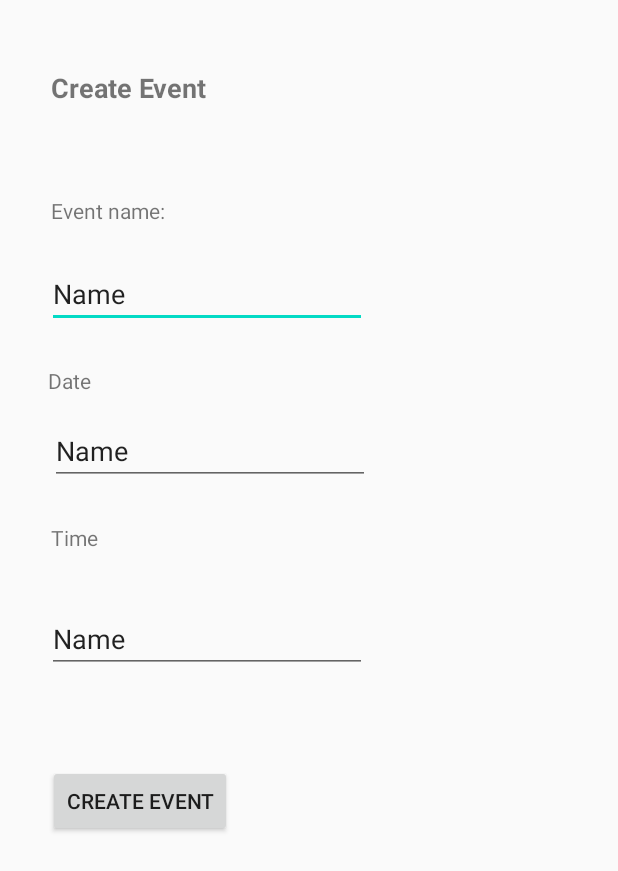
After one commit to sfusurge/PeakPals, an Android app: the AddingEvent screen opened directly, with no data from a screen before it, on a phone screen of 412 x 824 dp. The commit adds this screen. Shown: the top 871 px of the screen. Run offline under Robolectric (Android 15) with nearby library versions, the phone set to English and light mode, and no system bars; our stand-ins replace Firebase (no records; nobody signed in at launch, a user with empty details on screens opened directly).

Commit message:
Testing out Event Database

```diff
--- a/app/build.gradle
+++ b/app/build.gradle
@@ -31,6 +31,7 @@ dependencies {
     implementation 'androidx.appcompat:appcompat:1.2.0'
 
     implementation 'com.google.android.material:material:1.2.1'
+    implementation 'com.google.firebase:firebase-database:16.0.4'
     testImplementation 'junit:junit:4.13.1'
     androidTestImplementation 'androidx.test.ext:junit:1.1.2'
     androidTestImplementation 'androidx.test.espresso:espresso-core:3.3.0'
--- a/app/src/main/AndroidManifest.xml
+++ b/app/src/main/AndroidManifest.xml
@@ -9,7 +9,8 @@
         android:roundIcon="@mipmap/ic_launcher_round"
         android:supportsRtl="true"
         android:theme="@style/AppTheme">
-        <activity android:name=".HomeScreen"></activity>
+        <activity android:name=".AddingEvent"></activity>
+        <activity android:name=".HomeScreen" />
         <activity android:name=".SignUpActivity" />
         <activity android:name=".MainActivity">
             <intent-filter>
@@ -18,7 +19,7 @@
                 <category android:name="android.intent.category.LAUNCHER" />
             </intent-filter>
         </activity>
-        <activity android:name=".LogInActivity" />
+        <activity android:name=".LoginActivity" />
         <activity android:name=".LandingActivity" />
     </application>
 
--- /dev/null
+++ b/app/src/main/java/com/example/firebase_log_in/AddingEvent.java
@@ -0,0 +1,47 @@
+package com.example.firebase_log_in;
+
+import androidx.appcompat.app.AppCompatActivity;
+
+import android.os.Bundle;
+import android.view.View;
+import android.widget.Button;
+import android.widget.EditText;
+
+import com.google.firebase.database.DatabaseReference;
+import com.google.firebase.database.FirebaseDatabase;
+
+public class AddingEvent extends AppCompatActivity {
+
+
+    EditText eventName, eventDate, eventTime;
+    Button addEvent;
+
+    FirebaseDatabase rootNode;
+    DatabaseReference reference;
+
+     @Override
+    protected void onCreate(Bundle savedInstanceState) {
+        super.onCreate(savedInstanceState);
+        setContentView(R.layout.activity_adding_event);
+        eventName = findViewById(R.id.event_name);
+        eventDate = findViewById(R.id.eventDate);
+        eventTime = findViewById(R.id.eventTime);
+        addEvent = findViewById(R.id.addButton);
+
+         addEvent.setOnClickListener(new View.OnClickListener() {
+             @Override
+             public void onClick(View v) {
+                 rootNode = FirebaseDatabase.getInstance();
+                 reference = rootNode.getReference("Event");
+
+                 String title = eventName.getText().toString();
+                 String date = eventDate.getText().toString();
+                 String time = eventTime.getText().toString();
+
+                 EventHelperClass Eventclass = new EventHelperClass (title,date,time);
+                 reference.setValue(Eventclass);
+             }
+         });
+
+    }
+}
--- a/app/src/main/java/com/example/firebase_log_in/LandingActivity.java
+++ b/app/src/main/java/com/example/firebase_log_in/LandingActivity.java
@@ -25,7 +25,7 @@ public class LandingActivity extends AppCompatActivity implements View.OnClickLi
     public void onClick(View v) {
         switch(v.getId()){
             case R.id.btn_to_login:
-                Intent i_logIn = new Intent(this, LogInActivity.class);
+                Intent i_logIn = new Intent(this, LoginActivity.class);
                 startActivity(i_logIn);
                 break;
             case R.id.btn_to_signUp:
--- a/app/src/main/java/com/example/firebase_log_in/LogInActivity.java
+++ b/app/src/main/java/com/example/firebase_log_in/LogInActivity.java
@@ -19,7 +19,7 @@ import com.google.firebase.auth.AuthResult;
 import com.google.firebase.auth.FirebaseAuth;
 
 
-public class LogInActivity extends AppCompatActivity implements View.OnClickListener{
+public class LoginActivity extends AppCompatActivity implements View.OnClickListener{
     private FirebaseAuth mAuth;
     private static final String TAG = "loginInfo";
     private EditText username;
@@ -64,10 +64,10 @@ public class LogInActivity extends AppCompatActivity implements View.OnClickList
                     @Override
                     public void onComplete(@NonNull Task<AuthResult> task) {
                         if (task.isSuccessful()) {
-                            Toast.makeText(LogInActivity.this, "Logged in!", Toast.LENGTH_SHORT).show();
+                            Toast.makeText(LoginActivity.this, "Logged in!", Toast.LENGTH_SHORT).show();
                             startActivity(new Intent(getApplicationContext(), HomeScreen.class));
                         } else {
-                            Toast.makeText(LogInActivity.this, "Failed to Log in", Toast.LENGTH_SHORT).show();
+                            Toast.makeText(LoginActivity.this, "Failed to Log in", Toast.LENGTH_SHORT).show();
 
                         }
                     }
--- /dev/null
+++ b/app/src/main/res/layout/activity_adding_event.xml
@@ -0,0 +1,113 @@
+<?xml version="1.0" encoding="utf-8"?>
+<androidx.constraintlayout.widget.ConstraintLayout xmlns:android="http://schemas.android.com/apk/res/android"
+    xmlns:app="http://schemas.android.com/apk/res-auto"
+    xmlns:tools="http://schemas.android.com/tools"
+    android:layout_width="match_parent"
+    android:layout_height="match_parent"
+    tools:context=".AddingEvent">
+
+    <TextView
+        android:id="@+id/textView"
+        android:layout_width="175dp"
+        android:layout_height="52dp"
+        android:text="Create Event"
+        android:textSize="18sp"
+        android:textStyle="bold"
+        app:layout_constraintBottom_toBottomOf="parent"
+        app:layout_constraintEnd_toEndOf="parent"
+        app:layout_constraintHorizontal_bias="0.144"
+        app:layout_constraintStart_toStartOf="parent"
+        app:layout_constraintTop_toTopOf="parent"
+        app:layout_constraintVertical_bias="0.06" />
+
+    <TextView
+        android:id="@+id/textView3"
+        android:layout_width="wrap_content"
+        android:layout_height="wrap_content"
+        android:text="Event name: "
+        app:layout_constraintBottom_toBottomOf="parent"
+        app:layout_constraintEnd_toEndOf="parent"
+        app:layout_constraintHorizontal_bias="0.102"
+        app:layout_constraintStart_toStartOf="parent"
+        app:layout_constraintTop_toTopOf="parent"
+        app:layout_constraintVertical_bias="0.162" />
+
+    <TextView
+        android:id="@+id/textView4"
+        android:layout_width="81dp"
+        android:layout_height="19dp"
+        android:text="Date"
+        app:layout_constraintBottom_toBottomOf="parent"
+        app:layout_constraintEnd_toEndOf="parent"
+        app:layout_constraintHorizontal_bias="0.096"
+        app:layout_constraintStart_toStartOf="parent"
+        app:layout_constraintTop_toTopOf="parent"
+        app:layout_constraintVertical_bias="0.303" />
+
+    <TextView
+        android:id="@+id/textView6"
+        android:layout_width="81dp"
+        android:layout_height="19dp"
+        android:text="Time"
+        app:layout_constraintBottom_toBottomOf="parent"
+        app:layout_constraintEnd_toEndOf="parent"
+        app:layout_constraintHorizontal_bias="0.103"
+        app:layout_constraintStart_toStartOf="parent"
+        app:layout_constraintTop_toTopOf="parent"
+        app:layout_constraintVertical_bias="0.433" />
+
+    <EditText
+        android:id="@+id/event_name"
+        android:layout_width="wrap_content"
+        android:layout_height="wrap_content"
+        android:ems="10"
+        android:inputType="textPersonName"
+        android:text="Name"
+        app:layout_constraintBottom_toBottomOf="parent"
+        app:layout_constraintEnd_toEndOf="parent"
+        app:layout_constraintHorizontal_bias="0.159"
+        app:layout_constraintStart_toStartOf="parent"
+        app:layout_constraintTop_toTopOf="parent"
+        app:layout_constraintVertical_bias="0.223" />
+
+    <EditText
+        android:id="@+id/eventTime"
+        android:layout_width="wrap_content"
+        android:layout_height="wrap_content"
+        android:ems="10"
+        android:inputType="textPersonName"
+        android:text="Name"
+        app:layout_constraintBottom_toBottomOf="parent"
+        app:layout_constraintEnd_toEndOf="parent"
+        app:layout_constraintHorizontal_bias="0.159"
+        app:layout_constraintStart_toStartOf="parent"
+        app:layout_constraintTop_toTopOf="parent"
+        app:layout_constraintVertical_bias="0.518" />
+
+    <EditText
+        android:id="@+id/eventDate"
+        android:layout_width="wrap_content"
+        android:layout_height="wrap_content"
+        android:ems="10"
+        android:inputType="textPersonName"
+        android:text="Name"
+        app:layout_constraintBottom_toBottomOf="parent"
+        app:layout_constraintEnd_toEndOf="parent"
+        app:layout_constraintHorizontal_bias="0.169"
+        app:layout_constraintStart_toStartOf="parent"
+        app:layout_constraintTop_toTopOf="parent"
+        app:layout_constraintVertical_bias="0.357" />
+
+    <Button
+        android:id="@+id/addButton"
+        android:layout_width="wrap_content"
+        android:layout_height="wrap_content"
+        android:text="Create Event"
+        app:layout_constraintBottom_toBottomOf="parent"
+        app:layout_constraintEnd_toEndOf="parent"
+        app:layout_constraintHorizontal_bias="0.11"
+        app:layout_constraintStart_toStartOf="parent"
+        app:layout_constraintTop_toTopOf="parent"
+        app:layout_constraintVertical_bias="0.657" />
+
+</androidx.constraintlayout.widget.ConstraintLayout>
```
Also changed, not shown: app/src/main/java/com/example/firebase_log_in/EventHelperClass.java (added, +38 -0 lines), app/src/main/java/com/example/firebase_log_in/HomeScreen.java (+11 -0 lines), app/src/main/res/layout/activity_home_screen.xml (+14 -1 lines).
